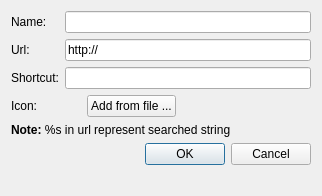
Old version of the form src/lib/opensearch/editsearchengine.ui in the repository QupZilla/qupzilla.
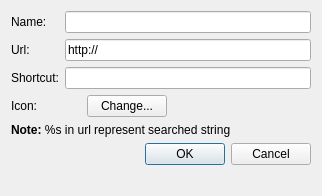
New version of the form.

Patch:
```diff
--- a/src/lib/opensearch/editsearchengine.ui
+++ b/src/lib/opensearch/editsearchengine.ui
@@ -94,7 +94,7 @@
       <item>
        <widget class="QPushButton" name="iconFromFile">
         <property name="text">
-         <string>Add from file ...</string>
+         <string>Change...</string>
         </property>
        </widget>
       </item>
```
